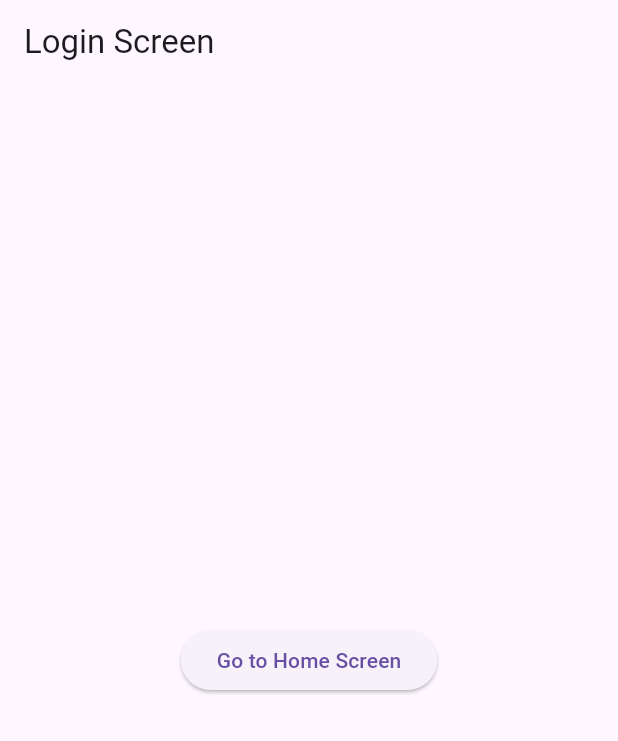
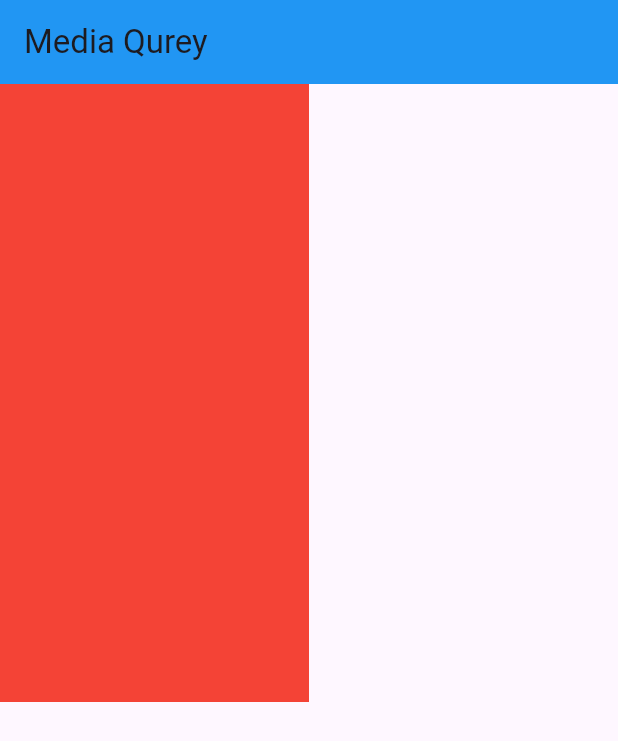
Before and after one commit to SuhAilMAnzoor/Sixth-Gridview-Gridview-dot-Builder-Navigation-Mediaqurey-Fonts, a Flutter app: the screen it shows after launch, on a phone screen of 412 x 824 dp. Shown: the top 741 px of the screen. Run offline on Flutter 3.47's test engine with Material 3 defaults, Android fonts, the phone set to English and light mode, and no system bars.

Commit message:
MediaQurey in Flutter, how mediaqurey works on different devices as campare to Pixels we staticly defined

```diff
--- a/lib/main.dart
+++ b/lib/main.dart
@@ -1,5 +1,5 @@
 import 'package:flutter/material.dart';
-import 'package:sixth_gridview_navigation_mediaqurey_fonts/login_screen_navigation_i.dart';
+import 'package:sixth_gridview_navigation_mediaqurey_fonts/mediaqurey.dart';
 
 void main() {
   runApp(const MyApp());
@@ -12,7 +12,7 @@ class MyApp extends StatelessWidget {
   Widget build(BuildContext context) {
     ThemeData();
     return const MaterialApp(
-      home: LoginScreen(),
+      home: Mediaqurey(),
     );
   }
 }
--- /dev/null
+++ b/lib/mediaqurey.dart
@@ -0,0 +1,21 @@
+import 'package:flutter/material.dart';
+
+class Mediaqurey extends StatelessWidget {
+  const Mediaqurey({super.key});
+// Media Qurey
+  @override
+  Widget build(BuildContext context) {
+    return Scaffold(
+      appBar: AppBar(
+        backgroundColor: Colors.blue,
+        title: Text("Media Qurey"),
+      ),
+      body: Container(
+        color: Colors.red,
+        height: MediaQuery.of(context).size.height * 0.5,
+        width: MediaQuery.of(context).size.width * 0.5,
+        // get the height and width of screen
+      ),
+    );
+  }
+}
```
